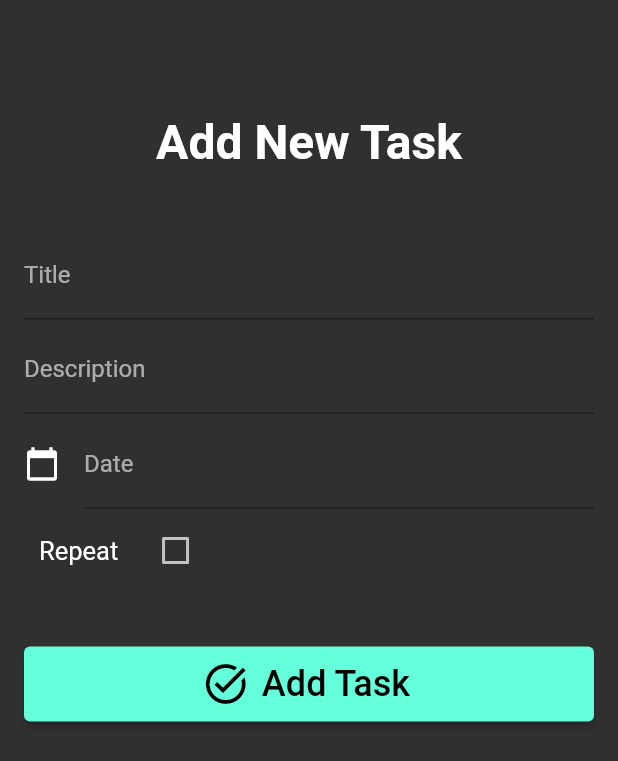
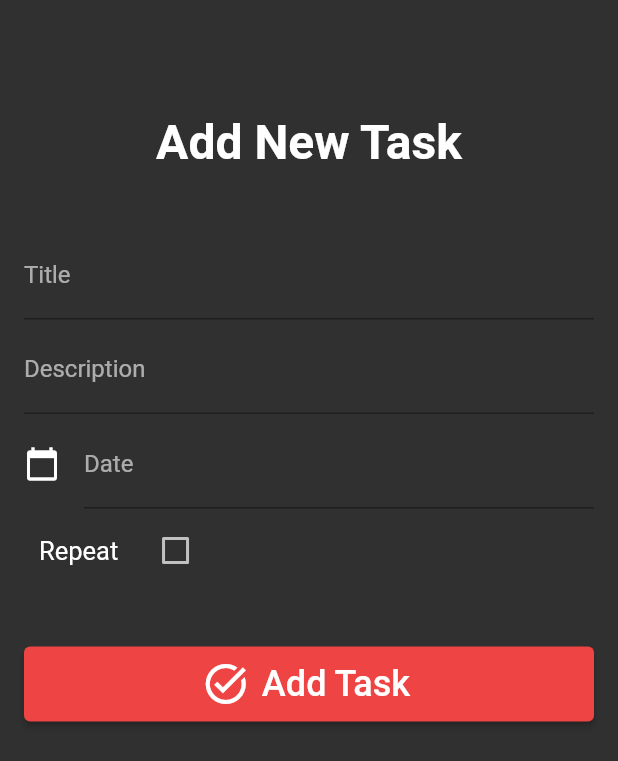
Before and after one commit to priyanshi3/ToDoList, a Flutter app: the screen it shows once a user with an empty profile is signed in, after a tap on the "add" icon, on a phone screen of 412 x 824 dp. Shown: the top 761 px of the screen. Run offline on Flutter 3.47's test engine with Material 2 defaults, Android fonts, the phone set to English and light mode, and no system bars; our stand-ins replace cloud_firestore, email_validator, firebase_auth, firebase_core; accounts and stored records are empty; network calls fail.

Commit message:
Change UI of the login and signup page

```diff
--- a/lib/main.dart
+++ b/lib/main.dart
@@ -5,8 +5,6 @@ import 'package:login/page/auth_page.dart';
 import 'package:login/page/verify_email_page.dart';
 import 'package:login/palette.dart';
 import 'package:login/utils.dart';
-
-import 'page/home_page.dart';
 
 Future main() async {
   WidgetsFlutterBinding.ensureInitialized();
@@ -28,34 +26,30 @@ class MyApp extends StatelessWidget {
       title: title,
       theme: ThemeData.dark().copyWith(
         colorScheme: ColorScheme.fromSwatch(primarySwatch: Palette.Dark)
-          .copyWith(secondary: Colors.tealAccent),
+            .copyWith(secondary: Colors.redAccent.shade100),
       ),
-    home: MainPage()
-  );
-
+      home: MainPage());
 }
-
 
 class MainPage extends StatelessWidget {
   @override
   Widget build(BuildContext context) => Scaffold(
-    body: StreamBuilder<User?> (
+          body: StreamBuilder<User?>(
         stream: FirebaseAuth.instance.authStateChanges(),
         builder: (context, snapshot) {
-        if(snapshot.connectionState == ConnectionState.waiting) {
-          return Center(child: CircularProgressIndicator(),);
-        }
-        else if(snapshot.hasError) {
-          return Center(child: Text('Something went wrong!'),);
-        }
-        else if(snapshot.hasData) {
+          if (snapshot.connectionState == ConnectionState.waiting) {
+            return Center(
+              child: CircularProgressIndicator(),
+            );
+          } else if (snapshot.hasError) {
+            return Center(
+              child: Text('Something went wrong!'),
+            );
+          } else if (snapshot.hasData) {
             return VerifyEmailPage();
-        }
-        else {
+          } else {
             return AuthPage();
           }
         },
-    )
-  );
-
+      ));
 }
--- a/lib/page/home_page.dart
+++ b/lib/page/home_page.dart
@@ -1,34 +1,24 @@
-import 'dart:js';
-import 'dart:js';
-
 import 'package:cloud_firestore/cloud_firestore.dart';
 import 'package:firebase_auth/firebase_auth.dart';
 import 'package:flutter/cupertino.dart';
 import 'package:flutter/material.dart';
 import 'package:intl/intl.dart';
 
-import '../main.dart';
-import '../utils.dart';
 import '../widget/new_widget.dart';
 
 class HomePage extends StatelessWidget {
   @override
   Widget build(BuildContext context) {
-
     return Scaffold(
-      appBar: AppBar(
-        title: Text('TODO'),
-        actions: <Widget>[
+      appBar: AppBar(title: Text('TODO'), actions: <Widget>[
         //add new task
         Padding(
           padding: const EdgeInsets.fromLTRB(0, 10, 5, 10),
           child: FloatingActionButton(
             heroTag: "AddTask",
             onPressed: () {
-                Navigator.push(
-                    context,
-                    MaterialPageRoute(builder: (context) => NewWidget())
-                );
+              Navigator.push(context,
+                  MaterialPageRoute(builder: (context) => NewWidget()));
             },
             child: Icon(Icons.add),
             backgroundColor: Colors.tealAccent,
@@ -46,15 +36,13 @@ class HomePage extends StatelessWidget {
             mini: true,
           ),
         ),
-        ]
-      ),
+      ]),
       body: StreamBuilder<List<Task>>(
           stream: readTasks(),
           builder: (context, snapshot) {
-          if(snapshot.hasError) {
+            if (snapshot.hasError) {
               return Text('Something went wrong! ${snapshot.error}');
-          }
-          else if(snapshot.hasData) {
+            } else if (snapshot.hasData) {
               final tasks = snapshot.data!;
               return SingleChildScrollView(
                 child: Padding(
@@ -69,12 +57,12 @@ class HomePage extends StatelessWidget {
                   ),
                 ),
               );
+            } else {
+              return Center(
+                child: CircularProgressIndicator(),
+              );
             }
-          else {
-            return Center(child: CircularProgressIndicator(),);
-          }
-        }
-      ),
+          }),
     );
   }
 
@@ -83,8 +71,7 @@ class HomePage extends StatelessWidget {
           child: Card(
         elevation: 10,
         color: Colors.white38,
-              shape: RoundedRectangleBorder(
-                  borderRadius: BorderRadius.circular(10)),
+        shape: RoundedRectangleBorder(borderRadius: BorderRadius.circular(10)),
         child: Center(
           child: Padding(
             padding: const EdgeInsets.all(8.0),
@@ -95,54 +82,71 @@ class HomePage extends StatelessWidget {
                   children: [
                     Expanded(
                       child: Center(
-                              child: Text(task.title,
+                        child: Text(
+                          task.title,
                           style: TextStyle(
                             fontWeight: FontWeight.bold,
                             fontSize: 27,
-                                ),),
                           ),
                         ),
-                          if(task.repeating)
-                            Icon(Icons.event_repeat, size: 25,)
+                      ),
+                    ),
+                    if (task.repeating)
+                      Icon(
+                        Icons.event_repeat,
+                        size: 25,
+                      )
                   ],
                 ),
-                      SizedBox(height: 8,),
+                SizedBox(
+                  height: 8,
+                ),
                 Divider(
                   color: Colors.white,
                   thickness: 2,
                 ),
-                      SizedBox(height: 8,),
+                SizedBox(
+                  height: 8,
+                ),
                 Expanded(
                   child: Center(
-                          child: Text(task.description,
-                            style: TextStyle(fontSize: 23),),
+                    child: Text(
+                      task.description,
+                      style: TextStyle(fontSize: 23),
                     ),
                   ),
-                      SizedBox(height: 8,),
-                      if(!task.repeating)
+                ),
+                SizedBox(
+                  height: 8,
+                ),
+                if (!task.repeating)
                   Expanded(
                     child: Center(
-                            child: Text(DateFormat("dd-MM-yyyy").format(task.date),
-                              style: TextStyle(fontSize: 23),),
+                      child: Text(
+                        DateFormat("dd-MM-yyyy").format(task.date),
+                        style: TextStyle(fontSize: 23),
                       ),
                     ),
-                      if(task.repeating)
-                        Expanded (
-                          child: Center (
-                            child: Text(task.repeatOn,
-                              style: TextStyle(fontSize: 23),),
-                          )
-                        )
+                  ),
+                if (task.repeating)
+                  Expanded(
+                      child: Center(
+                    child: Text(
+                      task.repeatOn,
+                      style: TextStyle(fontSize: 23),
+                    ),
+                  ))
               ],
             ),
           ),
         ),
-            )
-        ),
+      )),
       onTap: () {
-        showDialog(builder: (BuildContext context) => _showTask(context), context: context,);
-      }
-     );
+        // showDialog(
+        //   builder: (BuildContext context) => _showTask(context),
+        //   context: context,
+        // );
+      });
 
   Widget _showTask(BuildContext context) {
     return new AlertDialog(
@@ -165,9 +169,9 @@ class HomePage extends StatelessWidget {
     );
   }
 
-  Stream<List<Task>> readTasks() =>
-      FirebaseFirestore.instance.collection('tasks')
+  Stream<List<Task>> readTasks() => FirebaseFirestore.instance
+      .collection('tasks')
       .snapshots()
-          .map((snapshot) => snapshot.docs.map((doc) =>
-              Task.fromJson(doc.data())).toList());
+      .map((snapshot) =>
+          snapshot.docs.map((doc) => Task.fromJson(doc.data())).toList());
 }
--- a/lib/palette.dart
+++ b/lib/palette.dart
@@ -1,18 +1,19 @@
 import 'package:flutter/material.dart';
+
 class Palette {
   static const MaterialColor Dark = const MaterialColor(
-    0xff64ffda, // 0% comes in here, this will be color picked if no shade is selected when defining a Color property which doesn’t require a swatch.
+    0xffef4444, // 0% comes in here, this will be color picked if no shade is selected when defining a Color property which doesn’t require a swatch.
     const <int, Color>{
-      50: const Color(0xff5ae6c4),//10%
-      100: const Color(0xff50ccae),//20%
-      200: const Color(0xff46b399),//30%
-      300: const Color(0xff3c9983),//40%
-      400: const Color(0xff32806d),//50%
-      500: const Color(0xff286657),//60%
-      600: const Color(0xff1e4c41),//70%
-      700: const Color(0xff14332c),//80%
-      800: const Color(0xff0a1916),//90%
-      900: const Color(0xff000000),//100%
+      50: const Color(0xfffef2f2), //10%
+      100: const Color(0xfffee2e2), //20%
+      200: const Color(0xfffca5a5), //30%
+      300: const Color(0xfffca5a5), //40%
+      400: const Color(0xfff87171), //50%
+      500: const Color(0xffef4444), //60%
+      600: const Color(0xffdc2626), //70%
+      700: const Color(0xffb91c1c), //80%
+      800: const Color(0xff991b1b), //90%
+      900: const Color(0xff000000), //100%
     },
   );
 }
--- a/lib/widget/login_widget.dart
+++ b/lib/widget/login_widget.dart
@@ -1,4 +1,4 @@
-
+import 'package:email_validator/email_validator.dart';
 import 'package:firebase_auth/firebase_auth.dart';
 import 'package:flutter/cupertino.dart';
 import 'package:flutter/gestures.dart';
@@ -18,7 +18,6 @@ class LoginWidget extends StatefulWidget {
 
   @override
   _LoginWidgetState createState() => _LoginWidgetState();
-
 }
 
 class _LoginWidgetState extends State<LoginWidget> {
@@ -34,76 +33,127 @@ class _LoginWidgetState extends State<LoginWidget> {
   }
 
   @override
-  Widget build(BuildContext context) => SingleChildScrollView(
+  Widget build(BuildContext context) => Center(
+        child: SingleChildScrollView(
           padding: EdgeInsets.all(16),
           child: Column(
             mainAxisAlignment: MainAxisAlignment.center,
+            crossAxisAlignment: CrossAxisAlignment.center,
             children: [
-        SizedBox(height: 60,),
               Text(
-          'Login',
+                'TaskWhiz',
                 textAlign: TextAlign.center,
-          style: TextStyle(fontSize: 32, fontWeight: FontWeight.bold),
+                style: TextStyle(
+                    fontFamily: 'Kablammo',
+                    fontWeight: FontWeight.bold,
+                    fontSize: 45,
+                    color: Colors.red.shade800),
               ),
-        SizedBox(height: 40,),
-        TextField(
+              SizedBox(
+                height: 60,
+              ),
+              Text(
+                'Welcome Back',
+                textAlign: TextAlign.center,
+                style: TextStyle(
+                  fontSize: 28,
+                  fontWeight: FontWeight.bold,
+                  fontFamily: 'MarckScript',
+                ),
+              ),
+              SizedBox(
+                height: 40,
+              ),
+              TextFormField(
                 controller: emailController,
                 cursorColor: Colors.white,
                 textInputAction: TextInputAction.next,
-          decoration: InputDecoration(labelText: 'Email'),
+                style: TextStyle(fontFamily: 'Satisfy'),
+                decoration: InputDecoration(
+                    labelText: 'Email',
+                    labelStyle: TextStyle(fontFamily: 'Satisfy'),
+                    errorStyle: TextStyle(fontFamily: 'Satisfy')),
+                autovalidateMode: AutovalidateMode.onUserInteraction,
+                validator: (email) =>
+                    email != null && !EmailValidator.validate(email)
+                        ? 'Enter a valid email'
+                        : null,
               ),
-        SizedBox(height: 4,),
+              SizedBox(
+                height: 4,
+              ),
               TextField(
                 controller: passwordController,
                 textInputAction: TextInputAction.done,
-          decoration: InputDecoration(labelText: 'Password'),
+                style: TextStyle(fontFamily: 'Satisfy'),
+                decoration: InputDecoration(
+                    labelText: 'Password',
+                    labelStyle: TextStyle(fontFamily: 'Satisfy'),
+                    errorStyle: TextStyle(fontFamily: 'Satisfy')),
                 obscureText: true,
               ),
-        SizedBox(height: 20,),
-        ElevatedButton.icon(
+              SizedBox(
+                height: 20,
+              ),
+              Container(
+                width: MediaQuery.of(context).size.width * 0.5,
+                child: ElevatedButton(
                   style: ElevatedButton.styleFrom(
-            minimumSize: Size.fromHeight(50)
+                      minimumSize: Size.fromHeight(40),
+                      backgroundColor: Colors.red.shade800,
+                      shape: RoundedRectangleBorder(
+                          borderRadius: BorderRadius.circular(20))),
+                  onPressed: signIn,
+                  child: Text(
+                    'log in',
+                    style: TextStyle(
+                        fontSize: 24,
+                        fontFamily: 'MarckScript',
+                        fontWeight: FontWeight.bold),
                   ),
-          icon: Icon(Icons.lock_open, size: 32,),
-          label: Text(
-            'Sign In',
-            style: TextStyle(fontSize: 24),
                 ),
-          onPressed: signIn,
               ),
-        SizedBox(height: 24,),
+              SizedBox(
+                height: 20,
+              ),
               GestureDetector(
                 child: Text(
                   'Forgot Password?',
                   style: TextStyle(
                     decoration: TextDecoration.underline,
                     color: Theme.of(context).colorScheme.secondary,
-              fontSize: 20,
+                    fontFamily: 'Satisfy',
+                    fontWeight: FontWeight.bold,
+                    fontSize: 14,
                   ),
                 ),
                 onTap: () => Navigator.of(context).push(MaterialPageRoute(
                   builder: (context) => ForgotPasswordPage(),
                 )),
               ),
-        SizedBox(height: 16,),
+              SizedBox(
+                height: 16,
+              ),
               RichText(
                 text: TextSpan(
-            style: TextStyle(color: Colors.white, fontSize: 20),
-            text: 'No account?  ',
+                    style: TextStyle(
+                        color: Colors.white,
+                        fontSize: 16,
+                        fontFamily: 'Satisfy'),
+                    text: 'no account?  ',
                     children: [
                       TextSpan(
                           recognizer: TapGestureRecognizer()
                             ..onTap = widget.onClickedSignUp,
-                text: 'Sign Up',
+                          text: 'sign up',
                           style: TextStyle(
                             decoration: TextDecoration.underline,
                             color: Theme.of(context).colorScheme.secondary,
-                )
-              )
-            ]
-          ),
+                          ))
+                    ]),
               )
             ],
+          ),
         ),
       );
 
@@ -111,16 +161,16 @@ class _LoginWidgetState extends State<LoginWidget> {
     showDialog(
         context: context,
         barrierDismissible: false,
-        builder: (context) => Center(child: CircularProgressIndicator(),)
-    );
+        builder: (context) => Center(
+              child: CircularProgressIndicator(),
+            ));
 
     try {
       await FirebaseAuth.instance.signInWithEmailAndPassword(
         email: emailController.text.trim(),
         password: passwordController.text.trim(),
       );
-    }
-    on FirebaseAuthException catch (e) {
+    } on FirebaseAuthException catch (e) {
       print(e);
 
       Utils.showSnackBar(e.message);
--- a/lib/widget/new_widget.dart
+++ b/lib/widget/new_widget.dart
@@ -1,15 +1,9 @@
-
 import 'package:cloud_firestore/cloud_firestore.dart';
-import 'package:firebase_auth/firebase_auth.dart';
 import 'package:flutter/cupertino.dart';
-import 'package:flutter/gestures.dart';
 import 'package:flutter/material.dart';
 import 'package:intl/intl.dart';
-import 'package:login/palette.dart';
 
 import '../main.dart';
-import '../page/forgot_password_page.dart';
-import '../utils.dart';
 
 class NewWidget extends StatefulWidget {
   // final VoidCallback? onRepeatSelected;
@@ -21,7 +15,6 @@ class NewWidget extends StatefulWidget {
 
   @override
   _NewWidgetState createState() => _NewWidgetState();
-
 }
 
 class _NewWidgetState extends State<NewWidget> {
@@ -59,27 +52,35 @@ class _NewWidgetState extends State<NewWidget> {
           child: Column(
             mainAxisAlignment: MainAxisAlignment.center,
             children: [
-          SizedBox(height: 60,),
+              SizedBox(
+                height: 60,
+              ),
               Text(
                 'Add New Task',
                 textAlign: TextAlign.center,
                 style: TextStyle(fontSize: 32, fontWeight: FontWeight.bold),
               ),
-          SizedBox(height: 40,),
+              SizedBox(
+                height: 40,
+              ),
               TextField(
                 controller: titleController,
                 cursorColor: Colors.white,
                 textInputAction: TextInputAction.next,
                 decoration: InputDecoration(labelText: 'Title'),
               ),
-          SizedBox(height: 4,),
+              SizedBox(
+                height: 4,
+              ),
               TextField(
                 controller: descriptionController,
                 cursorColor: Colors.white,
                 textInputAction: TextInputAction.next,
                 decoration: InputDecoration(labelText: 'Description'),
               ),
-          SizedBox(height: 4,),
+              SizedBox(
+                height: 4,
+              ),
               TextField(
                 controller: dateController,
                 cursorColor: Colors.white,
@@ -92,7 +93,9 @@ class _NewWidgetState extends State<NewWidget> {
                 readOnly: true,
                 onTap: () => selectdate(context),
               ),
-          SizedBox(height: 4,),
+              SizedBox(
+                height: 4,
+              ),
               Row(
                 children: <Widget>[
                   SizedBox(
@@ -114,8 +117,10 @@ class _NewWidgetState extends State<NewWidget> {
                   ), //Checkbox
                 ], //<Widget>[]
               ),
-          SizedBox(height: 10,),
-          if(repeatController)
+              SizedBox(
+                height: 10,
+              ),
+              if (repeatController)
                 DropdownButton(
                     value: repeatOnValue,
                     isExpanded: true,
@@ -131,14 +136,17 @@ class _NewWidgetState extends State<NewWidget> {
                       setState(() {
                         repeatOnValue = value!;
                       });
-                }
+                    }),
+              SizedBox(
+                height: 30,
               ),
-          SizedBox(height: 30,),
               ElevatedButton.icon(
-            style: ElevatedButton.styleFrom(
-                minimumSize: Size.fromHeight(50)
+                style:
+                    ElevatedButton.styleFrom(minimumSize: Size.fromHeight(50)),
+                icon: Icon(
+                  Icons.task_alt,
+                  size: 32,
                 ),
-            icon: Icon(Icons.task_alt, size: 32,),
                 label: Text(
                   'Add Task',
                   style: TextStyle(fontSize: 24),
@@ -154,8 +162,9 @@ class _NewWidgetState extends State<NewWidget> {
     showDialog(
         context: context,
         barrierDismissible: false,
-        builder: (context) => Center(child: CircularProgressIndicator(),)
-    );
+        builder: (context) => Center(
+              child: CircularProgressIndicator(),
+            ));
 
     try {
       final newtask = FirebaseFirestore.instance.collection('tasks').doc();
@@ -165,8 +174,7 @@ class _NewWidgetState extends State<NewWidget> {
           description: descriptionController.text,
           date: DateTime.parse(dateController.text),
           repeating: repeatController,
-        repeatOn: repeatOnValue
-      );
+          repeatOn: repeatOnValue);
       final json = task.toJson();
       // final json = {
       //   'title' : titleController.text,
@@ -177,9 +185,7 @@ class _NewWidgetState extends State<NewWidget> {
       //write to firebase
       await newtask.set(json);
       print(json);
-
-    }
-    on FirebaseFirestore catch (e) {
+    } on FirebaseFirestore catch (e) {
       print(e);
 
       // Utils.showSnackBar(e);
@@ -192,12 +198,12 @@ class _NewWidgetState extends State<NewWidget> {
         context: context,
         initialDate: DateTime.now(),
         firstDate: DateTime.now(),
-        lastDate: DateTime(2300)
-    );
-    if(pickedDate != null) {
+        lastDate: DateTime(2300));
+    if (pickedDate != null) {
       String formattedDate = DateFormat('yyyy-MM-dd').format(pickedDate);
       setState(() {
-        dateController.text = formattedDate; //set output date to TextField value.
+        dateController.text =
+            formattedDate; //set output date to TextField value.
       });
     }
   }
@@ -211,29 +217,27 @@ class Task {
   final bool repeating;
   final String repeatOn;
 
-  Task({
-    this.id = '',
+  Task(
+      {this.id = '',
       required this.title,
       required this.description,
       required this.date,
       required this.repeating,
-    required this.repeatOn
-  });
+      required this.repeatOn});
 
   Map<String, dynamic> toJson() => {
-    'title' : title,
-    'description' : description,
-    'date' : date,
-    'repeating' : repeating,
-    'repeatOn' : repeatOn
+        'title': title,
+        'description': description,
+        'date': date,
+        'repeating': repeating,
+        'repeatOn': repeatOn
       };
 
-  static Task fromJson(Map<String, dynamic> json) => Task (
+  static Task fromJson(Map<String, dynamic> json) => Task(
       // id: json['id'],
       title: json['title'],
       description: json['description'],
       date: json['date'].toDate(),
       repeating: json['repeating'],
-    repeatOn: json['repeatOn']
-  );
+      repeatOn: json['repeatOn']);
 }
```
Also changed, not shown: lib/widget/signup_widget.dart (+72 -34 lines), pubspec.yaml (+16 -15 lines), fonts/Kablammo-Regular.ttf (added), fonts/MarckScript-Regular.ttf (added), fonts/Satisfy-Regular.ttf (added), fonts/Yantramanav-Regular.ttf (added). Lines whose indentation alone changed are shown as unchanged.
